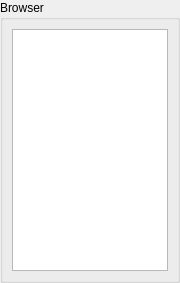
First picture: the form in applications/mne_analyze/plugins/datamanager/FormFiles/datamanagerview.ui, repository mne-tools/mne-cpp, before the edit.
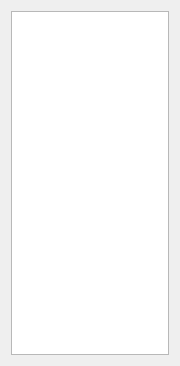
Second picture: the form after the edit.

```diff
--- a/applications/mne_analyze/plugins/datamanager/FormFiles/datamanagerview.ui
+++ b/applications/mne_analyze/plugins/datamanager/FormFiles/datamanagerview.ui
@@ -7,7 +7,7 @@
     <x>0</x>
     <y>0</y>
     <width>180</width>
-    <height>283</height>
+    <height>366</height>
    </rect>
   </property>
   <property name="minimumSize">
@@ -19,29 +19,12 @@
   <property name="windowTitle">
    <string>Music Control</string>
   </property>
-  <layout class="QVBoxLayout" name="m_qVerticalLayoutRoot">
-   <property name="leftMargin">
-    <number>0</number>
-   </property>
-   <property name="topMargin">
-    <number>0</number>
-   </property>
-   <property name="rightMargin">
-    <number>0</number>
-   </property>
-   <property name="bottomMargin">
-    <number>0</number>
-   </property>
-   <item>
-    <widget class="QGroupBox" name="m_qGroupBoxBrowser">
-     <property name="title">
-      <string>Browser</string>
-     </property>
-     <layout class="QVBoxLayout" name="m_qVerticalLayoutBrowser">
-      <item>
-       <widget class="QTreeView" name="m_pTreeView"/>
-      </item>
-     </layout>
+  <layout class="QGridLayout" name="gridLayout">
+   <item row="0" column="0">
+    <widget class="QTreeView" name="m_pTreeView">
+     <attribute name="headerVisible">
+      <bool>false</bool>
+     </attribute>
     </widget>
    </item>
   </layout>
```
